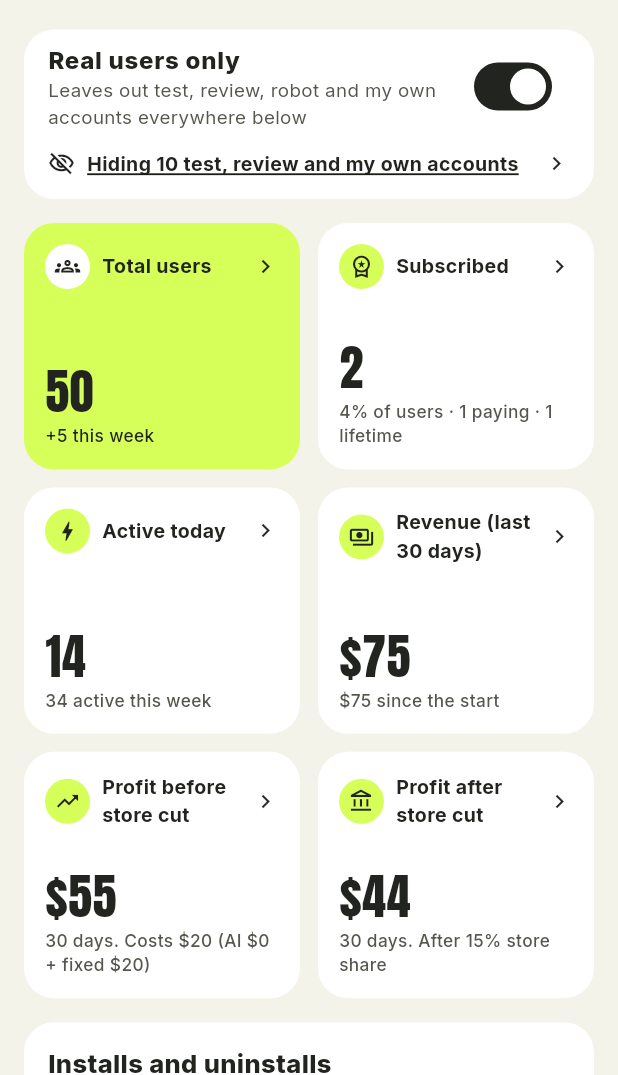
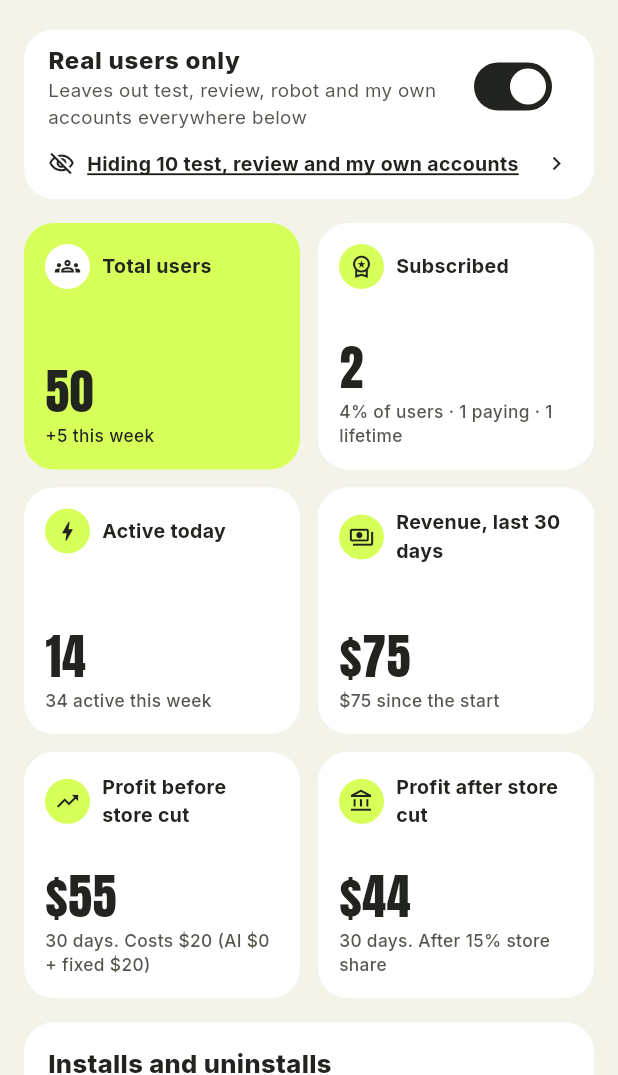
Before and after one commit to sid-sys/use-it-up, a Flutter app: the AdminDashboard screen opened directly, on a phone screen of 412 x 824 dp, the part 161-1236 px from its top. Run offline on Flutter 3.47's test engine with Material 3 defaults, Android fonts, the phone set to English and light mode, and no system bars; our stand-ins replace camera, firebase_auth, firebase_core, flutter_local_notifications, flutter_timezone, google_sign_in and 4 more; missing offline and left inert: google_mlkit_text_recognition, in_app_purchase_android; accounts and stored records are empty.

Commit message:
Admin cards: titles fit
Co-Authored-By: Claude Sonnet 5.5 <noreply@anthropic.com>

```diff
--- a/lib/admin/dashboard.dart
+++ b/lib/admin/dashboard.dart
@@ -165,7 +165,7 @@ class _AdminDashboardState extends State<AdminDashboard> {
         ),
         MetricCard(
           icon: Icons.payments_outlined,
-          title: 'Revenue (last 30 days)',
+          title: 'Revenue, last 30 days',
           value: AppConfig.moneyShort(s.revenue30),
           sub: '${AppConfig.moneyShort(s.revenueTotal)} since the start',
           onTap: () => list('Paid in the last 30 days', s.paidLast30),
--- a/lib/admin/widgets.dart
+++ b/lib/admin/widgets.dart
@@ -175,7 +175,6 @@ class MetricCard extends StatelessWidget {
               ),
               const SizedBox(width: 8),
               Expanded(child: Text(title, style: body(13, FontWeight.w700), maxLines: 2, overflow: TextOverflow.ellipsis)),
-              if (onTap != null) const Icon(Icons.chevron_right, size: 18),
             ]),
             const Spacer(),
             FittedBox(fit: BoxFit.scaleDown, alignment: Alignment.centerLeft, child: Text(value, style: display(32))),
```
